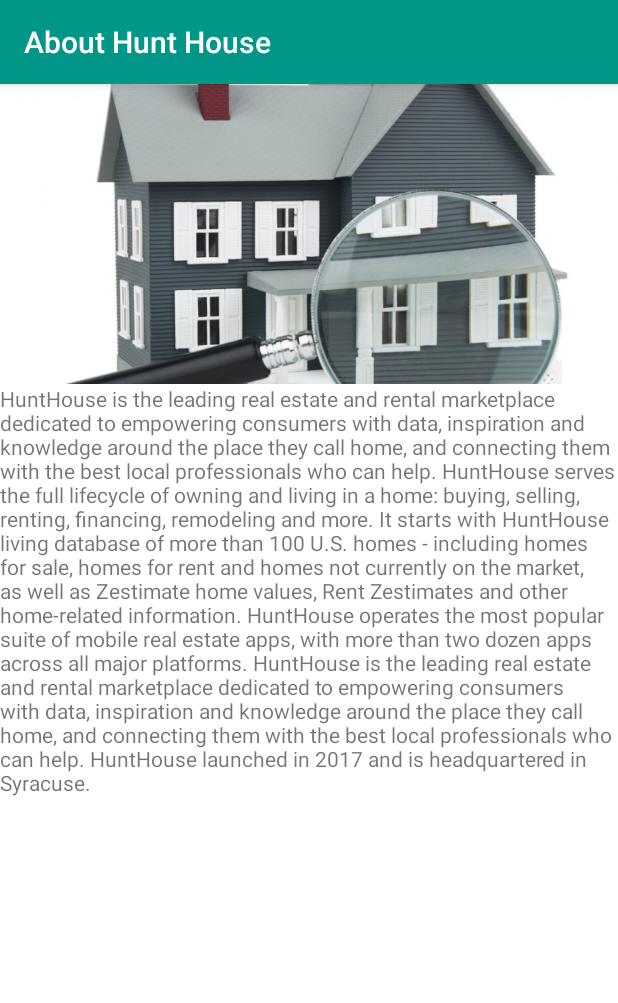
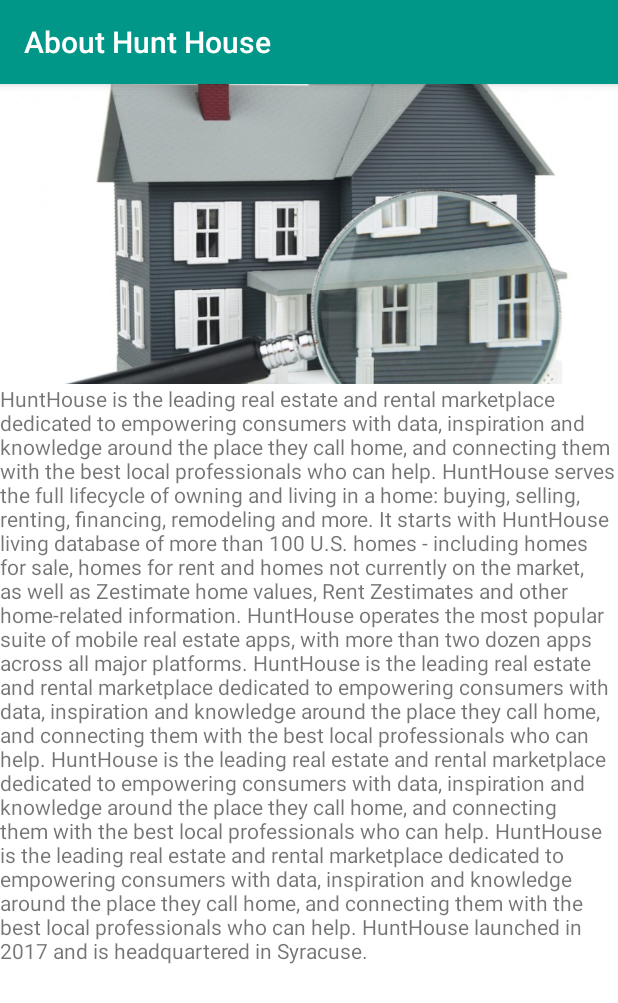
Before and after one commit to gaurikolhe/HuntHouse, an Android app: the FabAndSnackbarActivity screen opened directly, with no data from a screen before it, on a phone screen of 412 x 824 dp. Shown: the top 1003 px of the screen. Run offline under Robolectric (Android 15) with nearby library versions, the phone set to English and light mode, and no system bars.

```diff
--- a/app/src/main/AndroidManifest.xml
+++ b/app/src/main/AndroidManifest.xml
@@ -56,6 +56,8 @@
             android:theme="@style/AppTheme.NoActionBar" />
         <activity android:name="com.project.hunthouse.View.FabAndSnackbarActivity"
             android:label="About Hunt House"/>
+        <activity android:name="com.project.hunthouse.View.MyTodoList"
+            android:label="Manage My Notes"/>
         <activity android:name="com.project.hunthouse.View.MyCustomView" />
 
         <activity android:name="com.project.hunthouse.View.ChatActivity"
--- a/app/src/main/java/com/project/hunthouse/View/MainActivity.java
+++ b/app/src/main/java/com/project/hunthouse/View/MainActivity.java
@@ -186,6 +186,11 @@ public class MainActivity extends AppCompatActivity implements NavigationView.On
             Intent intent = new Intent(getApplicationContext(), MyCustomView.class);
             startActivity(intent);
 
+        }else if (id == R.id.yournotes) {
+
+           Intent intent = new Intent(getApplicationContext(), MyTodoList.class);
+           startActivity(intent);
+
         }else if (id == R.id.logout) {
             FirebaseAuth.getInstance().signOut();
             Intent intent = new Intent(this,LoginActivity.class); startActivity(intent);
--- a/app/src/main/res/values/strings.xml
+++ b/app/src/main/res/values/strings.xml
@@ -44,6 +44,10 @@ HuntHouse serves the full lifecycle of owning and living in a home: buying, sell
         HuntHouse living database of more than 100 U.S. homes - including homes for sale, homes for rent and homes not currently on the market, as well as Zestimate home values, Rent Zestimates and other home-related information. HuntHouse operates the most popular suite of mobile real estate apps, with more than two dozen apps across all major platforms.
 HuntHouse is the leading real estate and rental marketplace dedicated to empowering consumers with data,
 inspiration and knowledge around the place they call home, and connecting them with the best local professionals who can help.
+HuntHouse is the leading real estate and rental marketplace dedicated to empowering consumers with data,
+inspiration and knowledge around the place they call home, and connecting them with the best local professionals who can help.
+HuntHouse is the leading real estate and rental marketplace dedicated to empowering consumers with data,
+inspiration and knowledge around the place they call home, and connecting them with the best local professionals who can help.
 
 HuntHouse launched in 2017 and is headquartered in Syracuse.</string>
 
```
Also changed, not shown: app/src/main/res/menu/activity_main_drawer.xml (+14 -7 lines).
